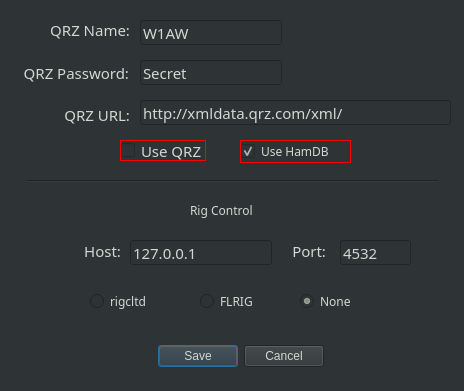
Before: the Qt Designer form settings.ui in mbridak/k1usnsst, drawn with Qt 5.
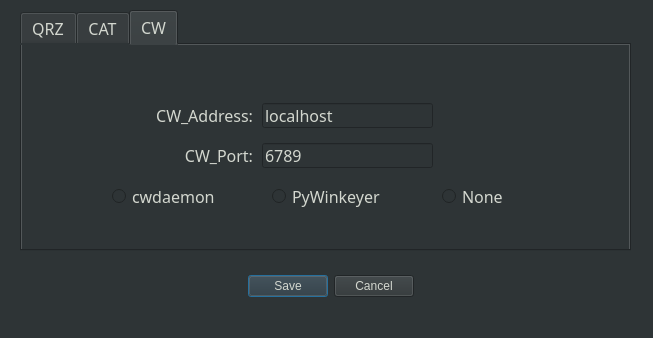
After: the same form once the commit is applied. The open tabs and pages were chosen to show the change.

Commit message: Update settings gui for CW

Diff of the .ui file:
```diff
--- a/settings.ui
+++ b/settings.ui
@@ -6,8 +6,8 @@
    <rect>
     <x>0</x>
     <y>0</y>
-    <width>464</width>
-    <height>391</height>
+    <width>653</width>
+    <height>338</height>
    </rect>
   </property>
   <property name="windowTitle">
@@ -20,8 +20,8 @@
   <widget class="QDialogButtonBox" name="buttonBox">
    <property name="geometry">
     <rect>
-     <x>70</x>
-     <y>340</y>
+     <x>160</x>
+     <y>270</y>
      <width>341</width>
      <height>32</height>
     </rect>
@@ -53,37 +53,68 @@
     <bool>true</bool>
    </property>
   </widget>
-  <widget class="QLabel" name="label">
+  <widget class="QTabWidget" name="tabWidget">
    <property name="geometry">
     <rect>
-     <x>49</x>
-     <y>21</y>
-     <width>81</width>
-     <height>18</height>
+     <x>20</x>
+     <y>10</y>
+     <width>611</width>
+     <height>241</height>
     </rect>
    </property>
    <property name="font">
     <font>
      <family>JetBrains Mono</family>
-     <pointsize>11</pointsize>
-     <weight>50</weight>
-     <bold>false</bold>
+     <pointsize>12</pointsize>
     </font>
+   </property>
+   <property name="currentIndex">
+    <number>0</number>
+   </property>
+   <widget class="QWidget" name="tab">
+    <property name="font">
+     <font>
+      <family>JetBrains Mono</family>
+      <pointsize>12</pointsize>
+     </font>
+    </property>
+    <attribute name="title">
+     <string>QRZ</string>
+    </attribute>
+    <widget class="QCheckBox" name="usehamdb_checkBox">
+     <property name="enabled">
+      <bool>true</bool>
+     </property>
+     <property name="geometry">
+      <rect>
+       <x>310</x>
+       <y>180</y>
+       <width>111</width>
+       <height>23</height>
+      </rect>
+     </property>
+     <property name="font">
+      <font>
+       <family>JetBrains Mono</family>
+      </font>
+     </property>
+     <property name="styleSheet">
+      <string notr="true">border: 1px solid red;</string>
    </property>
    <property name="text">
-    <string>QRZ Name:</string>
-   </property>
-   <property name="alignment">
-    <set>Qt::AlignRight|Qt::AlignTrailing|Qt::AlignVCenter</set>
-   </property>
-  </widget>
-  <widget class="QLabel" name="label_2">
+      <string>Use HamDB</string>
+     </property>
+     <property name="checked">
+      <bool>true</bool>
+     </property>
+    </widget>
+    <widget class="QLineEdit" name="qrzname_field">
    <property name="geometry">
     <rect>
-     <x>12</x>
-     <y>64</y>
-     <width>117</width>
-     <height>18</height>
+       <x>210</x>
+       <y>60</y>
+       <width>142</width>
+       <height>25</height>
     </rect>
    </property>
    <property name="font">
@@ -104,8 +135,8 @@
   <widget class="QLabel" name="label_3">
    <property name="geometry">
     <rect>
-     <x>58</x>
-     <y>106</y>
+       <x>128</x>
+       <y>146</y>
      <width>72</width>
      <height>18</height>
     </rect>
@@ -125,13 +156,13 @@
     <set>Qt::AlignRight|Qt::AlignTrailing|Qt::AlignVCenter</set>
    </property>
   </widget>
-  <widget class="QLabel" name="label_6">
+    <widget class="QLineEdit" name="qrzpass_field">
    <property name="geometry">
     <rect>
-     <x>70</x>
-     <y>240</y>
-     <width>51</width>
-     <height>21</height>
+       <x>210</x>
+       <y>100</y>
+       <width>142</width>
+       <height>25</height>
     </rect>
    </property>
    <property name="font">
@@ -143,41 +174,14 @@
     </font>
    </property>
    <property name="text">
-    <string>Host:</string>
-   </property>
-   <property name="alignment">
-    <set>Qt::AlignRight|Qt::AlignTrailing|Qt::AlignVCenter</set>
-   </property>
-  </widget>
-  <widget class="QLabel" name="label_7">
-   <property name="geometry">
-    <rect>
-     <x>275</x>
-     <y>240</y>
-     <width>51</width>
-     <height>21</height>
-    </rect>
-   </property>
-   <property name="font">
-    <font>
-     <family>JetBrains Mono</family>
-     <pointsize>11</pointsize>
-     <weight>50</weight>
-     <bold>false</bold>
-    </font>
-   </property>
-   <property name="text">
-    <string>Port:</string>
-   </property>
-   <property name="alignment">
-    <set>Qt::AlignRight|Qt::AlignTrailing|Qt::AlignVCenter</set>
+      <string>Secret</string>
    </property>
   </widget>
   <widget class="QCheckBox" name="useqrz_checkBox">
    <property name="geometry">
     <rect>
-     <x>120</x>
-     <y>140</y>
+       <x>190</x>
+       <y>180</y>
      <width>86</width>
      <height>21</height>
     </rect>
@@ -200,13 +204,13 @@
     <string>Use QRZ</string>
    </property>
   </widget>
-  <widget class="QLineEdit" name="qrzname_field">
+    <widget class="QLabel" name="label_2">
    <property name="geometry">
     <rect>
-     <x>140</x>
-     <y>20</y>
-     <width>142</width>
-     <height>25</height>
+       <x>82</x>
+       <y>104</y>
+       <width>117</width>
+       <height>18</height>
     </rect>
    </property>
    <property name="font">
@@ -218,16 +222,19 @@
     </font>
    </property>
    <property name="text">
-    <string>W1AW</string>
-   </property>
-  </widget>
-  <widget class="QLineEdit" name="qrzpass_field">
+      <string>QRZ Password:</string>
+     </property>
+     <property name="alignment">
+      <set>Qt::AlignRight|Qt::AlignTrailing|Qt::AlignVCenter</set>
+     </property>
+    </widget>
+    <widget class="QLabel" name="label">
    <property name="geometry">
     <rect>
-     <x>140</x>
-     <y>60</y>
-     <width>142</width>
-     <height>25</height>
+       <x>119</x>
+       <y>61</y>
+       <width>81</width>
+       <height>18</height>
     </rect>
    </property>
    <property name="font">
@@ -245,8 +252,8 @@
   <widget class="QLineEdit" name="qrzurl_field">
    <property name="geometry">
     <rect>
-     <x>140</x>
-     <y>100</y>
+       <x>210</x>
+       <y>140</y>
      <width>311</width>
      <height>25</height>
     </rect>
@@ -263,78 +270,17 @@
     <string>http://xmldata.qrz.com/xml/</string>
    </property>
   </widget>
-  <widget class="QLineEdit" name="rigcontrolip_field">
-   <property name="geometry">
-    <rect>
-     <x>130</x>
-     <y>240</y>
-     <width>142</width>
-     <height>25</height>
-    </rect>
-   </property>
-   <property name="font">
-    <font>
-     <family>JetBrains Mono</family>
-     <pointsize>11</pointsize>
-     <weight>50</weight>
-     <bold>false</bold>
-    </font>
-   </property>
-   <property name="text">
-    <string>127.0.0.1</string>
-   </property>
-  </widget>
-  <widget class="QLineEdit" name="rigcontrolport_field">
+   </widget>
+   <widget class="QWidget" name="tab_2">
+    <attribute name="title">
+     <string>CAT</string>
+    </attribute>
+    <widget class="QRadioButton" name="radioButton_none">
    <property name="geometry">
     <rect>
-     <x>340</x>
-     <y>240</y>
+       <x>350</x>
+       <y>150</y>
      <width>71</width>
-     <height>25</height>
-    </rect>
-   </property>
-   <property name="font">
-    <font>
-     <family>JetBrains Mono</family>
-     <pointsize>11</pointsize>
-     <weight>50</weight>
-     <bold>false</bold>
-    </font>
-   </property>
-   <property name="text">
-    <string>4532</string>
-   </property>
-  </widget>
-  <widget class="Line" name="line">
-   <property name="geometry">
-    <rect>
-     <x>27</x>
-     <y>171</y>
-     <width>411</width>
-     <height>20</height>
-    </rect>
-   </property>
-   <property name="font">
-    <font>
-     <family>JetBrains Mono</family>
-     <pointsize>11</pointsize>
-     <weight>75</weight>
-     <bold>true</bold>
-    </font>
-   </property>
-   <property name="orientation">
-    <enum>Qt::Horizontal</enum>
-   </property>
-  </widget>
-  <widget class="QCheckBox" name="usehamdb_checkBox">
-   <property name="enabled">
-    <bool>true</bool>
-   </property>
-   <property name="geometry">
-    <rect>
-     <x>240</x>
-     <y>140</y>
-     <width>111</width>
      <height>23</height>
     </rect>
    </property>
@@ -356,8 +302,8 @@
   <widget class="QLabel" name="label_4">
    <property name="geometry">
     <rect>
-     <x>190</x>
-     <y>200</y>
+       <x>240</x>
+       <y>60</y>
      <width>99</width>
      <height>21</height>
     </rect>
@@ -372,13 +318,13 @@
     <string>Rig Control</string>
    </property>
   </widget>
-  <widget class="QRadioButton" name="radioButton_flrig">
+    <widget class="QLabel" name="label_6">
    <property name="geometry">
     <rect>
-     <x>200</x>
-     <y>290</y>
-     <width>112</width>
-     <height>23</height>
+       <x>120</x>
+       <y>100</y>
+       <width>51</width>
+       <height>21</height>
     </rect>
    </property>
    <property name="font">
@@ -396,8 +342,8 @@
   <widget class="QRadioButton" name="radioButton_rigctld">
    <property name="geometry">
     <rect>
-     <x>90</x>
-     <y>290</y>
+       <x>140</x>
+       <y>150</y>
      <width>91</width>
      <height>23</height>
     </rect>
@@ -414,12 +360,78 @@
     <string>rigcltd</string>
    </property>
   </widget>
-  <widget class="QRadioButton" name="radioButton_none">
+    <widget class="QLineEdit" name="rigcontrolport_field">
    <property name="geometry">
     <rect>
-     <x>300</x>
-     <y>290</y>
+       <x>390</x>
+       <y>100</y>
      <width>71</width>
+       <height>25</height>
+      </rect>
+     </property>
+     <property name="font">
+      <font>
+       <family>JetBrains Mono</family>
+       <pointsize>11</pointsize>
+       <weight>50</weight>
+       <bold>false</bold>
+      </font>
+     </property>
+     <property name="text">
+      <string>4532</string>
+     </property>
+    </widget>
+    <widget class="QLineEdit" name="rigcontrolip_field">
+     <property name="geometry">
+      <rect>
+       <x>180</x>
+       <y>100</y>
+       <width>142</width>
+       <height>25</height>
+      </rect>
+     </property>
+     <property name="font">
+      <font>
+       <family>JetBrains Mono</family>
+       <pointsize>11</pointsize>
+       <weight>50</weight>
+       <bold>false</bold>
+      </font>
+     </property>
+     <property name="text">
+      <string>127.0.0.1</string>
+     </property>
+    </widget>
+    <widget class="QLabel" name="label_7">
+     <property name="geometry">
+      <rect>
+       <x>325</x>
+       <y>100</y>
+       <width>51</width>
+       <height>21</height>
+      </rect>
+     </property>
+     <property name="font">
+      <font>
+       <family>JetBrains Mono</family>
+       <pointsize>11</pointsize>
+       <weight>50</weight>
+       <bold>false</bold>
+      </font>
+     </property>
+     <property name="text">
+      <string>Port:</string>
+     </property>
+     <property name="alignment">
+      <set>Qt::AlignRight|Qt::AlignTrailing|Qt::AlignVCenter</set>
+     </property>
+    </widget>
+    <widget class="QRadioButton" name="radioButton_flrig">
+     <property name="geometry">
+      <rect>
+       <x>250</x>
+       <y>150</y>
+       <width>112</width>
      <height>23</height>
     </rect>
    </property>
@@ -429,14 +441,157 @@
     </font>
    </property>
    <property name="toolTip">
-    <string extracomment="Use no rig control"/>
+      <string extracomment="Connect to FLRIG XMLRPC Server"/>
+     </property>
+     <property name="text">
+      <string>FLRIG</string>
+     </property>
+    </widget>
+   </widget>
+   <widget class="QWidget" name="tab_3">
+    <attribute name="title">
+     <string>CW</string>
+    </attribute>
+    <widget class="QRadioButton" name="usepywinkeyer_radioButton">
+     <property name="geometry">
+      <rect>
+       <x>250</x>
+       <y>140</y>
+       <width>121</width>
+       <height>23</height>
+      </rect>
+     </property>
+     <property name="font">
+      <font>
+       <family>JetBrains Mono</family>
+       <pointsize>12</pointsize>
+      </font>
+     </property>
+     <property name="text">
+      <string>PyWinkeyer</string>
+     </property>
+    </widget>
+    <widget class="QLineEdit" name="cwip_field">
+     <property name="geometry">
+      <rect>
+       <x>240</x>
+       <y>58</y>
+       <width>171</width>
+       <height>25</height>
+      </rect>
+     </property>
+     <property name="font">
+      <font>
+       <family>JetBrains Mono</family>
+       <pointsize>12</pointsize>
+      </font>
+     </property>
+     <property name="text">
+      <string>localhost</string>
+     </property>
+    </widget>
+    <widget class="QRadioButton" name="usecwdaemon_radioButton">
+     <property name="geometry">
+      <rect>
+       <x>90</x>
+       <y>140</y>
+       <width>112</width>
+       <height>23</height>
+      </rect>
+     </property>
+     <property name="font">
+      <font>
+       <family>JetBrains Mono</family>
+       <pointsize>12</pointsize>
+      </font>
+     </property>
+     <property name="text">
+      <string>cwdaemon</string>
+     </property>
+    </widget>
+    <widget class="QLabel" name="label_10">
+     <property name="geometry">
+      <rect>
+       <x>110</x>
+       <y>60</y>
+       <width>121</width>
+       <height>20</height>
+      </rect>
+     </property>
+     <property name="font">
+      <font>
+       <family>JetBrains Mono</family>
+       <pointsize>12</pointsize>
+      </font>
+     </property>
+     <property name="text">
+      <string>CW_Address:</string>
+     </property>
+     <property name="alignment">
+      <set>Qt::AlignRight|Qt::AlignTrailing|Qt::AlignVCenter</set>
+     </property>
+    </widget>
+    <widget class="QLineEdit" name="cwport_field">
+     <property name="geometry">
+      <rect>
+       <x>240</x>
+       <y>98</y>
+       <width>171</width>
+       <height>25</height>
+      </rect>
+     </property>
+     <property name="font">
+      <font>
+       <family>JetBrains Mono</family>
+       <pointsize>12</pointsize>
+      </font>
+     </property>
+     <property name="text">
+      <string>6789</string>
+     </property>
+    </widget>
+    <widget class="QLabel" name="label_11">
+     <property name="geometry">
+      <rect>
+       <x>150</x>
+       <y>100</y>
+       <width>81</width>
+       <height>20</height>
+      </rect>
+     </property>
+     <property name="font">
+      <font>
+       <family>JetBrains Mono</family>
+       <pointsize>12</pointsize>
+      </font>
+     </property>
+     <property name="text">
+      <string>CW_Port:</string>
+     </property>
+     <property name="alignment">
+      <set>Qt::AlignRight|Qt::AlignTrailing|Qt::AlignVCenter</set>
+     </property>
+    </widget>
+    <widget class="QRadioButton" name="radioButton_5">
+     <property name="geometry">
+      <rect>
+       <x>420</x>
+       <y>140</y>
+       <width>112</width>
+       <height>23</height>
+      </rect>
+     </property>
+     <property name="font">
+      <font>
+       <family>JetBrains Mono</family>
+       <pointsize>12</pointsize>
+      </font>
    </property>
    <property name="text">
     <string>None</string>
    </property>
-   <property name="checked">
-    <bool>true</bool>
-   </property>
+    </widget>
+   </widget>
   </widget>
  </widget>
  <resources/>
```
Left out of the diff: 31 changed lines with no effect on the pictures. Lines whose indentation alone changed are shown as unchanged.
